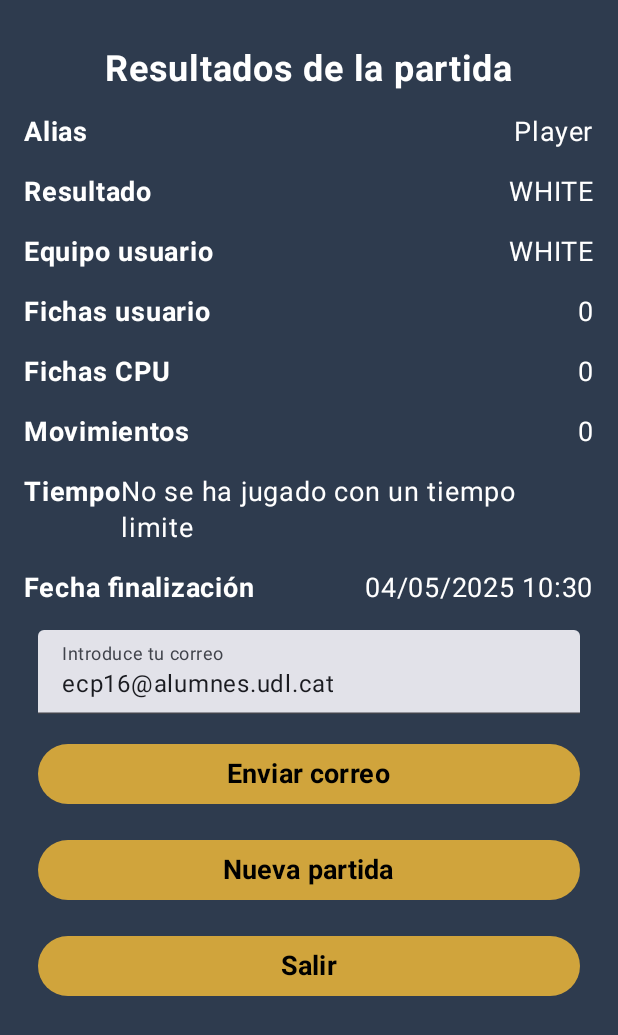
After one commit to Elcris1/android-checkers, an Android app built with Jetpack Compose: the ResultActivity screen opened directly, with no data from a screen before it, on a phone screen of 412 x 824 dp. The commit adds this screen. Shown: the top 1035 px of the screen. Run offline under Robolectric (Android 15) with nearby library versions, the phone set to English and light mode, and no system bars.

Commit message:
minor fixes in intent mesage sendign and comments

```diff
--- a/app/src/main/AndroidManifest.xml
+++ b/app/src/main/AndroidManifest.xml
@@ -11,6 +11,11 @@
         android:supportsRtl="true"
         android:theme="@style/Theme.Checkers"
         tools:targetApi="31">
+        <activity
+            android:name=".ResultActivity"
+            android:exported="false"
+            android:label="@string/title_activity_result"
+            android:theme="@style/Theme.Checkers" />
         <activity
             android:name=".ConfigurationActivity"
             android:exported="false"
--- a/app/src/main/java/com/example/checkers/Game.kt
+++ b/app/src/main/java/com/example/checkers/Game.kt
@@ -15,6 +15,7 @@ import kotlinx.coroutines.launch
 import java.time.temporal.Temporal
 
 class Game: ViewModel() {
+    //TODO: el pc no mata simepre que deberia
     private val board = Board().apply { createStartingBoard() }
     private val _cells = MutableStateFlow(board.getBoard())
     val cells: StateFlow<Array<Array<Cell>>> = _cells
--- /dev/null
+++ b/app/src/main/java/com/example/checkers/ResultActivity.kt
@@ -0,0 +1,159 @@
+package com.example.checkers
+
+import android.app.Activity
+import android.os.Bundle
+import androidx.activity.ComponentActivity
+import androidx.activity.compose.setContent
+import androidx.activity.enableEdgeToEdge
+import androidx.compose.foundation.background
+import androidx.compose.foundation.layout.Arrangement
+import androidx.compose.foundation.layout.Column
+import androidx.compose.foundation.layout.Row
+import androidx.compose.foundation.layout.fillMaxSize
+import androidx.compose.foundation.layout.fillMaxWidth
+import androidx.compose.foundation.layout.padding
+import androidx.compose.foundation.text.KeyboardOptions
+import androidx.compose.material3.Button
+import androidx.compose.material3.ButtonDefaults
+import androidx.compose.material3.Scaffold
+import androidx.compose.material3.Surface
+import androidx.compose.material3.Text
+import androidx.compose.material3.TextField
+import androidx.compose.runtime.Composable
+import androidx.compose.runtime.getValue
+import androidx.compose.runtime.mutableStateOf
+import androidx.compose.runtime.saveable.rememberSaveable
+import androidx.compose.runtime.setValue
+import androidx.compose.ui.Alignment
+import androidx.compose.ui.Modifier
+import androidx.compose.ui.graphics.Color
+import androidx.compose.ui.platform.LocalContext
+import androidx.compose.ui.res.stringResource
+import androidx.compose.ui.text.font.FontWeight
+import androidx.compose.ui.text.input.KeyboardType
+import androidx.compose.ui.tooling.preview.Preview
+import androidx.compose.ui.unit.dp
+import androidx.compose.ui.unit.sp
+import androidx.core.app.ActivityCompat.finishAffinity
+import com.example.checkers.ui.theme.CheckersTheme
+import java.text.SimpleDateFormat
+import java.util.Date
+import java.util.Locale
+
+class ResultActivity : ComponentActivity() {
+    override fun onCreate(savedInstanceState: Bundle?) {
+        super.onCreate(savedInstanceState)
+        enableEdgeToEdge()
+        val alias = intent.getStringExtra("alias") ?: "Player"
+        val result = intent.getStringExtra("result") ?: "WHITE"
+        val userTeam = intent.getStringExtra("userTeam") ?: "WHITE"
+        val userPieces = intent.getIntExtra("numberPiecesUser", 0)
+        val cpuPieces = intent.getIntExtra("numberPiecesCPU", 0)
+        val movements = intent.getIntExtra("movements", 0)
+        val time = intent.getStringExtra("time") ?: ""
+
+        val finalizationDate = SimpleDateFormat("dd/MM/yyyy HH:mm", Locale.getDefault()).format(Date())
+
+        setContent {
+            CheckersTheme {
+                Surface (modifier = Modifier.fillMaxSize()) {
+                    MyApp(alias, result, userTeam, userPieces, cpuPieces, movements, time, finalizationDate)
+                }
+            }
+        }
+    }
+}
+
+@Composable
+private fun MyApp(
+    alias: String,
+    result: String,
+    userTeam: String,
+    userPieces: Int,
+    cpuPieces: Int,
+    movements: Int,
+    time: String,
+    finalizationDate: String
+) {
+    //TODO: make horizontal
+    var email by rememberSaveable { mutableStateOf("ecp16@alumnes.udl.cat") }
+    val context = LocalContext.current
+
+
+    Column(
+        modifier = Modifier
+            .fillMaxSize()
+            .background(Color(0xFF2E3B4E))
+            .padding(16.dp),
+        horizontalAlignment = Alignment.CenterHorizontally,
+        verticalArrangement = Arrangement.spacedBy(16.dp)
+    ) {
+        Text(stringResource(R.string.game_results),
+            fontSize = 24.sp,
+            fontWeight = FontWeight.Bold,
+            color = Color.White,
+            modifier = Modifier.padding(top = 16.dp)
+        )
+
+        ResultItem(stringResource(R.string.alias), alias)
+        ResultItem(stringResource(R.string.result), result)
+        ResultItem(stringResource(R.string.user_team), userTeam)
+        ResultItem(stringResource(R.string.user_pieces), "$userPieces")
+        ResultItem(stringResource(R.string.cpu_pieces), "$cpuPieces")
+        ResultItem(stringResource(R.string.movements), "$movements")
+        ResultItem(stringResource(R.string.time), if(time == "") stringResource(R.string.no_time) else time)
+        ResultItem(stringResource(R.string.time_finalization), finalizationDate)
+
+        var text = stringResource(R.string.result_msg, finalizationDate, alias, userTeam, result, movements, userPieces, cpuPieces)
+        if (time != "") {
+            text += stringResource(R.string.time_involved, time)
+        }
+
+        TextField(
+            value = email,
+            onValueChange = { email = it },
+            label = { Text(stringResource(R.string.email_placeholder)) },
+            keyboardOptions = KeyboardOptions.Default.copy(keyboardType = KeyboardType.Email),
+            modifier = Modifier.fillMaxWidth(0.95f)
+        )
+
+        //TODO: THIS LOGIC
+        Button(
+            onClick = {},
+            modifier = Modifier.fillMaxWidth(0.95f),
+            colors = ButtonDefaults.buttonColors(containerColor = Color(0xFFD0A43C))
+        ) {
+            Text(stringResource(R.string.send), fontSize = 18.sp, fontWeight = FontWeight.Bold, color = Color.Black)
+        }
+
+        //TODO: this intent
+        Button(
+            onClick = {},
+            modifier = Modifier.fillMaxWidth(0.95f),
+            colors = ButtonDefaults.buttonColors(containerColor = Color(0xFFD0A43C))
+        ) {
+            Text(stringResource(R.string.new_game), fontSize = 18.sp, fontWeight = FontWeight.Bold, color = Color.Black)
+        }
+
+        Button(
+            onClick = {
+                (context as? Activity)?.finishAffinity()
+            },
+            modifier = Modifier.fillMaxWidth(0.95f),
+            colors = ButtonDefaults.buttonColors(containerColor = Color(0xFFD0A43C))
+        ) {
+            Text(stringResource(R.string.exit), fontSize = 18.sp, fontWeight = FontWeight.Bold, color = Color.Black)
+        }
+    }
+}
+
+@Composable
+fun ResultItem(label: String, value: String) {
+    Row(
+        modifier = Modifier.fillMaxWidth(),
+        horizontalArrangement = Arrangement.SpaceBetween
+    ) {
+        Text(label, fontSize = 18.sp, fontWeight = FontWeight.Bold, color = Color.White)
+        Text(value, fontSize = 18.sp, color = Color.White)
+    }
+}
--- a/app/src/main/res/values/strings.xml
+++ b/app/src/main/res/values/strings.xml
@@ -49,4 +49,24 @@
     <string name="accept">Aceptar</string>
     <string name="win_by_time">La CPU ha ganado porque %s se ha quedado sin tiempo</string>
 
+    <string name="title_activity_result">ResultActivity</string>
+    <string name="result_msg">Partida finalizada el %s.\n
+        Siendo el usuario con el alias %s jugando las fichas %s.\n
+        Han ganado las fichas %s en %d movimientos.\n
+        Han sobrevivido %d piezas del usuario y %d del CPU.\n</string>
+    <string name="time_involved">Había un límite de tiempo del cual han sobrado %s minutos.</string>
+    <string name="no_time">No se ha jugado con un tiempo limite</string>
+    <string name="alias">Alias</string> //AKA en ingles
+    <string name="result">Resultado</string>
+    <string name="user_team">Equipo usuario</string>
+    <string name="user_pieces">Fichas usuario</string>
+    <string name="cpu_pieces">Fichas CPU</string>
+    <string name="movements">Movimientos</string>
+    <string name="time">Tiempo</string>
+    <string name="time_finalization">Fecha finalización</string>
+    <string name="send">Enviar correo</string>
+    <string name="new_game">Nueva partida</string>
+    <string name="game_results">Resultados de la partida</string>
+    <string name="email_placeholder">Introduce tu correo</string>
+
 </resources>
```
Also changed, not shown: app/src/main/java/com/example/checkers/MainActivity.kt (+34 -10 lines).
